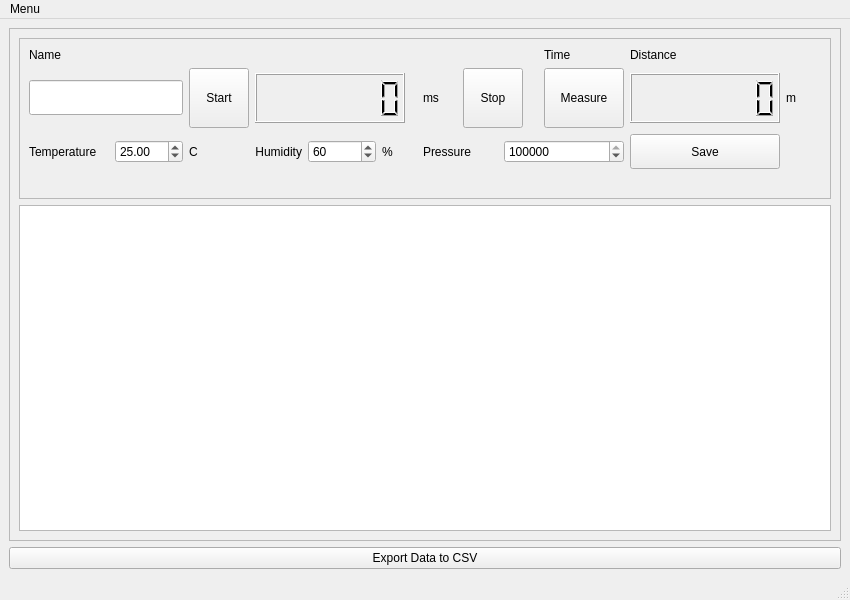
Above: ui/distance_measure_app_ui.ui from Imran2205/DistanceMeasure before the change. Below: the same form after it.
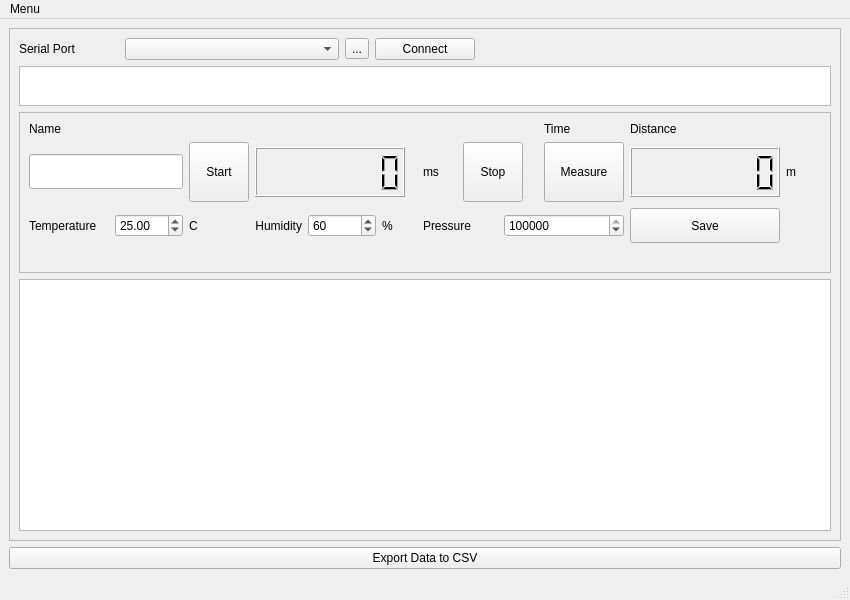
That is the form after the change. Icons and pictures are not drawn.

Commit message: serial ports

The edit to the form file:
```diff
--- a/ui/distance_measure_app_ui.ui
+++ b/ui/distance_measure_app_ui.ui
@@ -28,10 +28,32 @@
        <enum>QFrame::Raised</enum>
       </property>
       <layout class="QGridLayout" name="gridLayout_3">
-       <item row="2" column="0">
-        <widget class="QTableWidget" name="tableWidget"/>
-       </item>
        <item row="0" column="0">
+        <widget class="QLabel" name="label_11">
+         <property name="minimumSize">
+          <size>
+           <width>100</width>
+           <height>0</height>
+          </size>
+         </property>
+         <property name="maximumSize">
+          <size>
+           <width>100</width>
+           <height>16777215</height>
+          </size>
+         </property>
+         <property name="text">
+          <string>Serial Port</string>
+         </property>
+        </widget>
+       </item>
+       <item row="0" column="1">
+        <widget class="QComboBox" name="comboBox_serial_ports"/>
+       </item>
+       <item row="4" column="0" colspan="5">
+        <widget class="QTableWidget" name="tableWidget"/>
+       </item>
+       <item row="2" column="0" colspan="5">
         <widget class="QFrame" name="frame_2">
          <property name="frameShape">
           <enum>QFrame::StyledPanel</enum>
@@ -352,6 +374,67 @@
          </layout>
         </widget>
        </item>
+       <item row="0" column="2">
+        <widget class="QToolButton" name="toolButton_refresh">
+         <property name="text">
+          <string>...</string>
+         </property>
+        </widget>
+       </item>
+       <item row="0" column="4">
+        <widget class="QLabel" name="label_connection_status">
+         <property name="minimumSize">
+          <size>
+           <width>350</width>
+           <height>0</height>
+          </size>
+         </property>
+         <property name="maximumSize">
+          <size>
+           <width>350</width>
+           <height>16777215</height>
+          </size>
+         </property>
+         <property name="text">
+          <string/>
+         </property>
+        </widget>
+       </item>
+       <item row="1" column="0" colspan="5">
+        <widget class="QPlainTextEdit" name="plainTextEdit_serial_log">
+         <property name="minimumSize">
+          <size>
+           <width>0</width>
+           <height>40</height>
+          </size>
+         </property>
+         <property name="maximumSize">
+          <size>
+           <width>16777215</width>
+           <height>40</height>
+          </size>
+         </property>
+        </widget>
+       </item>
+       <item row="0" column="3">
+        <widget class="QPushButton" name="pushButton_serial_connect">
+         <property name="minimumSize">
+          <size>
+           <width>100</width>
+           <height>0</height>
+          </size>
+         </property>
+         <property name="maximumSize">
+          <size>
+           <width>100</width>
+           <height>16777215</height>
+          </size>
+         </property>
+         <property name="text">
+          <string>Connect</string>
+         </property>
+        </widget>
+       </item>
       </layout>
      </widget>
     </item>
```
Left out of the diff: 332 changed lines with no effect on the pictures. The commit also changes 2 other files.
